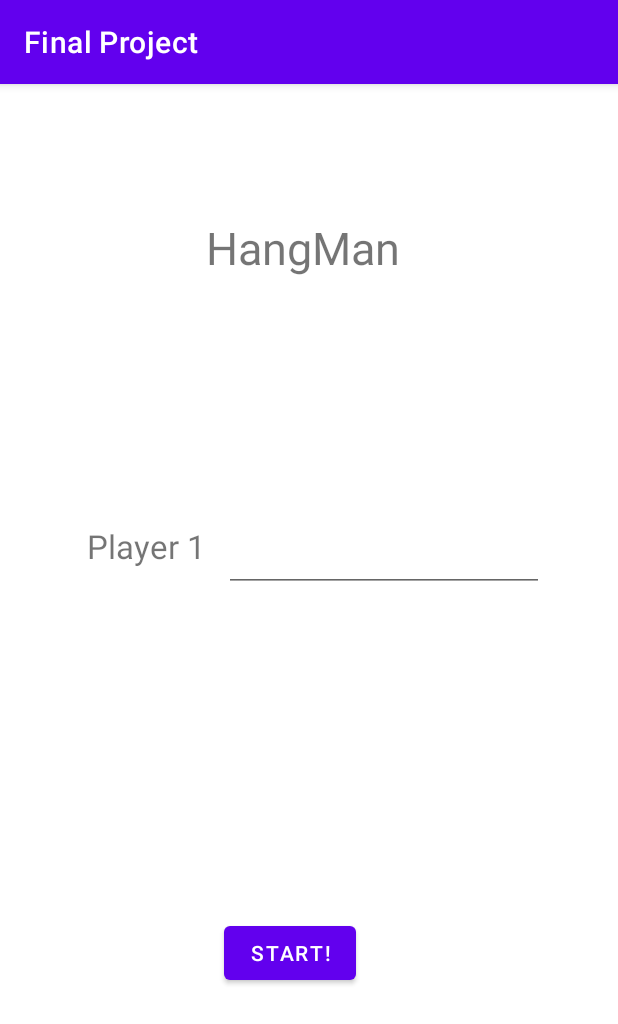
After one commit to aw3335/Final-Project, an Android app: the DialogHangman screen opened through its navigation route, on a phone screen of 412 x 824 dp. The commit adds this screen. Shown: the top 1024 px of the screen. Run offline under Robolectric (Android 15) with nearby library versions, the phone set to English and light mode, and no system bars.

Commit message:
HangMan Done until other issues arise. Will start comments tomorrow

```diff
--- /dev/null
+++ b/app/src/main/java/com/hfad/finalproject/DialogHangman.java
@@ -0,0 +1,42 @@
+package com.hfad.finalproject;
+
+import android.os.Bundle;
+import androidx.fragment.app.Fragment;
+import androidx.navigation.Navigation;
+
+import android.view.LayoutInflater;
+import android.view.View;
+import android.view.ViewGroup;
+import android.widget.Button;
+import android.widget.CheckBox;
+import android.widget.EditText;
+
+/**
+ * A simple {@link Fragment} subclass.
+ * Use the {@link DialogHangman#} factory method to
+ * create an instance of this fragment.
+ *
+ */
+public class DialogHangman extends Fragment {
+
+    @Override
+    public View onCreateView(LayoutInflater inflater, ViewGroup container,
+                             Bundle savedInstanceState) {
+        // Inflate the layout for this fragment
+        View view = inflater.inflate(R.layout.fragment_dialog_hangman, container, false);
+
+        EditText edtPlayerOne = view.findViewById(R.id.edt_player_one);
+        Button btnStart = view.findViewById(R.id.btn_start);
+
+        btnStart.setOnClickListener(new View.OnClickListener() {
+            @Override
+            public void onClick(View v) {
+
+                DialogHangmanDirections.ActionDialogHangmanToHangMan action =
+                        DialogHangmanDirections.actionDialogHangmanToHangMan(edtPlayerOne.getText().toString());
+                Navigation.findNavController(view).navigate(action);
+            }
+        });
+        return view;
+    }
+}
--- a/app/src/main/java/com/hfad/finalproject/HangMan.java
+++ b/app/src/main/java/com/hfad/finalproject/HangMan.java
@@ -303,6 +303,7 @@ public class HangMan extends Fragment {
         tvWord.setText(newWord);
         btn.setClickable(false);
         btn.setBackgroundColor(Color.BLACK);
+        String name = HangManArgs.fromBundle(getArguments()).getPlayer();
         if(!tvWord.getText().toString().contains("_"))
         {
             Context context = view.getContext();
@@ -313,7 +314,7 @@ public class HangMan extends Fragment {
             toast.show();
 
             HangManDirections.ActionHangManToResults action =
-                    HangManDirections.actionHangManToResults("Test", lives, "Hangman");
+                    HangManDirections.actionHangManToResults(name, lives, "Hangman");
             Navigation.findNavController(view).navigate(action);
         }
         if(lives == 0)
@@ -326,7 +327,7 @@ public class HangMan extends Fragment {
             toast.show();
 
             HangManDirections.ActionHangManToResults action =
-                    HangManDirections.actionHangManToResults("Test", lives, "Hangman");
+                    HangManDirections.actionHangManToResults(name, lives, "Hangman");
             Navigation.findNavController(view).navigate(action);
 
         }
--- a/app/src/main/java/com/hfad/finalproject/MainMenu.java
+++ b/app/src/main/java/com/hfad/finalproject/MainMenu.java
@@ -25,7 +25,6 @@ public class MainMenu extends Fragment {
 
         ImageView imgTicTacToe = view.findViewById(R.id.imgTicTacToe);
         ImageView imgHangMan = view.findViewById(R.id.imgHangman);
-        ImageView imgHome = view.findViewById(R.id.imgHome);
         ImageView imgScore = view.findViewById(R.id.imgScore);
 
         imgTicTacToe.setOnClickListener(new View.OnClickListener() {
@@ -41,9 +40,8 @@ public class MainMenu extends Fragment {
         imgHangMan.setOnClickListener(new View.OnClickListener() {
             @Override
             public void onClick(View v) {
-                Navigation.findNavController(v).navigate(R.id.action_mainMenu_to_hangMan);
-            }
-        });
+            Navigation.findNavController(v).navigate(R.id.action_mainMenu_to_dialogHangman);
+        }});
 
         imgScore.setOnClickListener(new View.OnClickListener() {
             @Override
--- /dev/null
+++ b/app/src/main/res/layout/fragment_dialog_hangman.xml
@@ -0,0 +1,53 @@
+<?xml version="1.0" encoding="utf-8"?>
+<androidx.constraintlayout.widget.ConstraintLayout xmlns:android="http://schemas.android.com/apk/res/android"
+    xmlns:app="http://schemas.android.com/apk/res-auto"
+    xmlns:tools="http://schemas.android.com/tools"
+    android:layout_width="match_parent"
+    android:layout_height="match_parent">
+
+    <TextView
+        android:id="@+id/textView2"
+        android:layout_width="wrap_content"
+        android:layout_height="wrap_content"
+        android:layout_marginStart="8dp"
+        android:layout_marginEnd="12dp"
+        android:text="@string/player_1"
+        android:textSize="22sp"
+        app:layout_constraintEnd_toStartOf="@+id/edt_player_one"
+        app:layout_constraintHorizontal_chainStyle="packed"
+        app:layout_constraintStart_toStartOf="parent"
+        app:layout_constraintTop_toTopOf="@+id/edt_player_one" />
+
+    <EditText
+        android:id="@+id/edt_player_one"
+        android:layout_width="wrap_content"
+        android:layout_height="wrap_content"
+        android:layout_marginTop="277dp"
+        android:ems="10"
+        android:inputType="textPersonName"
+        android:text=""
+        app:layout_constraintEnd_toEndOf="parent"
+        app:layout_constraintStart_toEndOf="@+id/textView2"
+        app:layout_constraintTop_toTopOf="parent" />
+
+    <Button
+        android:id="@+id/btn_start"
+        android:layout_width="wrap_content"
+        android:layout_height="wrap_content"
+        android:layout_marginTop="67dp"
+        android:text="@string/start"
+        app:layout_constraintBottom_toBottomOf="parent"
+        app:layout_constraintStart_toStartOf="@+id/edt_player_one"
+        app:layout_constraintTop_toBottomOf="@+id/edt_player_one" />
+
+    <TextView
+        android:id="@+id/txt_label"
+        android:layout_width="wrap_content"
+        android:layout_height="wrap_content"
+        android:layout_marginBottom="92dp"
+        android:text="@string/hangman"
+        android:textSize="30sp"
+        app:layout_constraintBottom_toTopOf="@+id/edt_player_one"
+        app:layout_constraintStart_toEndOf="@+id/textView2"
+        app:layout_constraintTop_toTopOf="parent" />
+</androidx.constraintlayout.widget.ConstraintLayout>
--- a/app/src/main/res/navigation/nav_graph.xml
+++ b/app/src/main/res/navigation/nav_graph.xml
@@ -14,11 +14,11 @@
             android:id="@+id/action_mainMenu_to_ticTacToe"
             app:destination="@id/ticTacToe" />
         <action
-            android:id="@+id/action_mainMenu_to_hangMan"
-            app:destination="@id/hangMan" />
-        <action
             android:id="@+id/action_mainMenu_to_highScore"
             app:destination="@id/highScore" />
+        <action
+            android:id="@+id/action_mainMenu_to_dialogHangman"
+            app:destination="@id/dialogHangman" />
     </fragment>
     <fragment
         android:id="@+id/ticTacToe"
@@ -55,6 +55,9 @@
         <action
             android:id="@+id/action_hangMan_to_mainMenu"
             app:destination="@id/mainMenu" />
+        <argument
+            android:name="Player"
+            app:argType="string" />
     </fragment>
     <fragment
         android:id="@+id/results"
@@ -95,4 +98,13 @@
             android:id="@+id/action_highScore_to_mainMenu2"
             app:destination="@id/mainMenu" />
     </fragment>
+    <fragment
+        android:id="@+id/dialogHangman"
+        android:name="com.hfad.finalproject.DialogHangman"
+        android:label="fragment_dialog_hangman"
+        tools:layout="@layout/fragment_dialog_hangman" >
+        <action
+            android:id="@+id/action_dialogHangman_to_hangMan"
+            app:destination="@id/hangMan" />
+    </fragment>
 </navigation>
--- a/app/src/main/res/values/strings.xml
+++ b/app/src/main/res/values/strings.xml
@@ -6,6 +6,7 @@
     <string name="player_2">Player 2</string>
     <string name="reversed">Reversed</string>
     <string name="start">Start!</string>
+    <string name = "hangman">HangMan</string>
 
 
     <string name="init_word">_ _ _ _ _ _ _</string>
```
